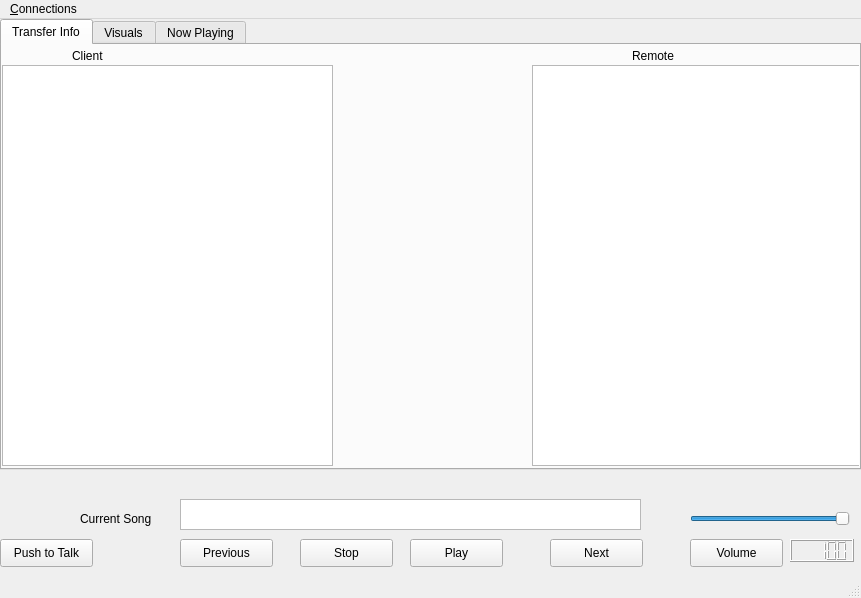
Old version of the form mainwindow.ui in the repository tnightingale/COMMAudio.
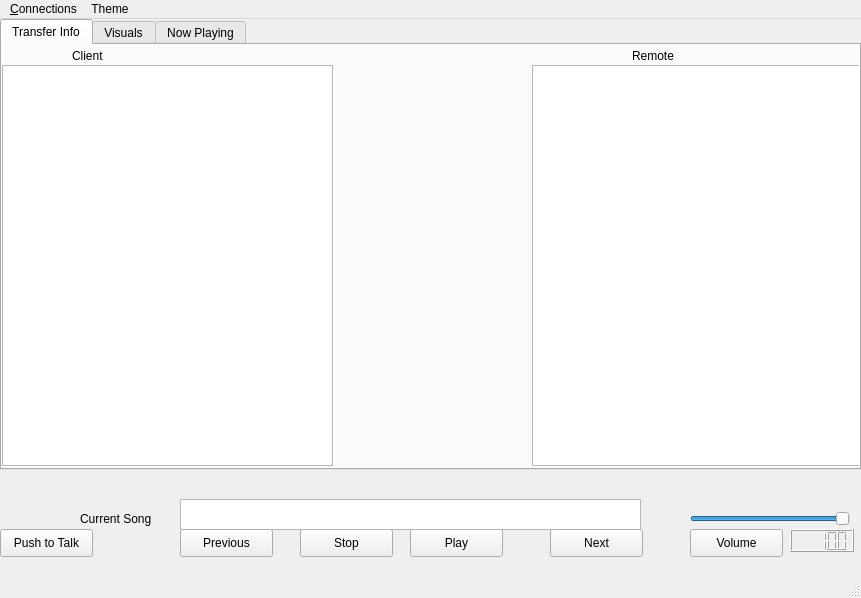
New version of the form.

The edit to the form file:
```diff
--- a/mainwindow.ui
+++ b/mainwindow.ui
@@ -18,7 +18,7 @@
     <property name="geometry">
      <rect>
       <x>410</x>
-      <y>520</y>
+      <y>510</y>
       <width>93</width>
       <height>28</height>
      </rect>
@@ -31,7 +31,7 @@
     <property name="geometry">
      <rect>
       <x>300</x>
-      <y>520</y>
+      <y>510</y>
       <width>93</width>
       <height>28</height>
      </rect>
@@ -151,7 +151,7 @@
     <property name="geometry">
      <rect>
       <x>0</x>
-      <y>520</y>
+      <y>510</y>
       <width>93</width>
       <height>28</height>
      </rect>
@@ -164,7 +164,7 @@
     <property name="geometry">
      <rect>
       <x>180</x>
-      <y>520</y>
+      <y>510</y>
       <width>93</width>
       <height>28</height>
      </rect>
@@ -177,7 +177,7 @@
     <property name="geometry">
      <rect>
       <x>550</x>
-      <y>520</y>
+      <y>510</y>
       <width>93</width>
       <height>28</height>
      </rect>
@@ -190,7 +190,7 @@
     <property name="geometry">
      <rect>
       <x>790</x>
-      <y>520</y>
+      <y>510</y>
       <width>64</width>
       <height>23</height>
      </rect>
@@ -203,7 +203,7 @@
     <property name="geometry">
      <rect>
       <x>690</x>
-      <y>520</y>
+      <y>510</y>
       <width>93</width>
       <height>28</height>
      </rect>
@@ -251,7 +251,14 @@
     <addaction name="action_Visible"/>
     <addaction name="action_Host_Multicast"/>
    </widget>
+   <widget class="QMenu" name="menuColors">
+    <property name="title">
+     <string>Theme</string>
+    </property>
+    <addaction name="action_Modify"/>
+   </widget>
    <addaction name="menuConnections"/>
+   <addaction name="menuColors"/>
   </widget>
   <widget class="QStatusBar" name="statusBar"/>
   <action name="action_Request_Playlist">
```
Left out of the diff: 95 changed lines with no effect on the pictures.
